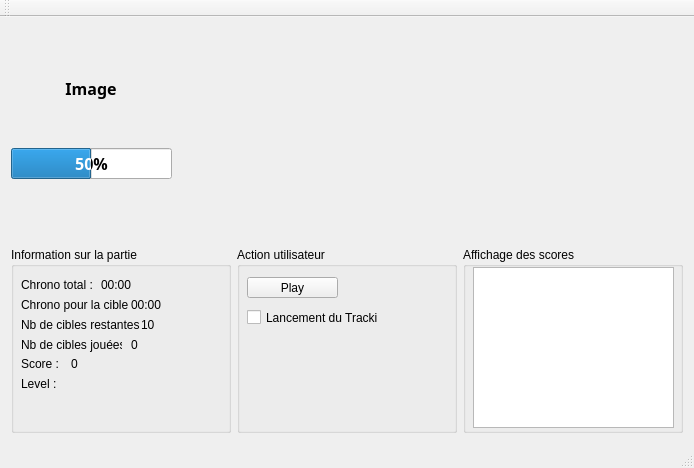
arnaudricaud/ProjetBM, file Projet_Catakoi/mainwindow.ui: the form before one commit.
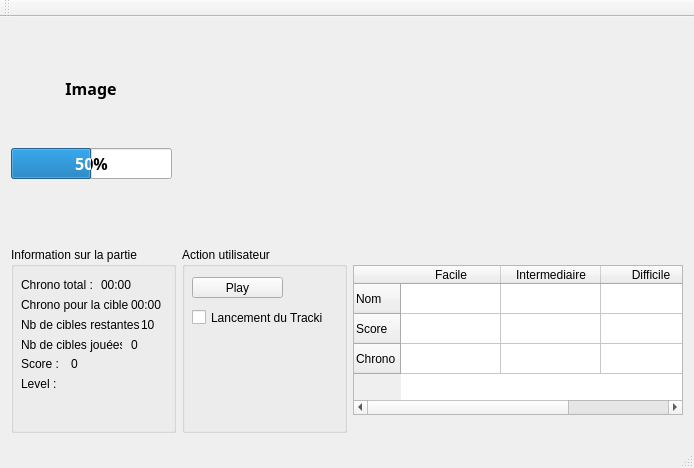
The form after the commit. Custom widgets are drawn as their Qt base class.

Commit message: Sauvegarde HighScore

Diff of the .ui file:
```diff
--- a/Projet_Catakoi/mainwindow.ui
+++ b/Projet_Catakoi/mainwindow.ui
@@ -22,7 +22,7 @@
      <enum>QLayout::SetMaximumSize</enum>
     </property>
     <item row="1" column="0">
-     <layout class="QHBoxLayout" name="horizontalLayout_2" stretch="0,0,0">
+     <layout class="QHBoxLayout" name="horizontalLayout_2" stretch="1,1,2">
       <property name="spacing">
        <number>6</number>
       </property>
@@ -35,7 +35,7 @@
       <item>
        <layout class="QGridLayout" name="gridLayout">
         <item row="0" column="0">
-         <layout class="QHBoxLayout" name="horizontalLayout_3">
+         <layout class="QHBoxLayout" name="horizontalLayout_3" stretch="0">
           <item>
            <widget class="QGroupBox" name="groupBox">
             <property name="minimumSize">
@@ -252,20 +252,46 @@
        </widget>
       </item>
       <item>
-       <widget class="QGroupBox" name="groupBox_3">
-        <property name="title">
-         <string>Affichage des scores</string>
+       <widget class="QTableWidget" name="tableWidget">
+        <property name="maximumSize">
+         <size>
+          <width>16777215</width>
+          <height>150</height>
+         </size>
         </property>
-        <widget class="QListWidget" name="listWidget">
-         <property name="geometry">
-          <rect>
-           <x>10</x>
-           <y>20</y>
-           <width>201</width>
-           <height>161</height>
-          </rect>
+        <attribute name="horizontalHeaderStretchLastSection">
+         <bool>true</bool>
+        </attribute>
+        <row>
+         <property name="text">
+          <string>Nom</string>
          </property>
-        </widget>
+        </row>
+        <row>
+         <property name="text">
+          <string>Score</string>
+         </property>
+        </row>
+        <row>
+         <property name="text">
+          <string>Chrono</string>
+         </property>
+        </row>
+        <column>
+         <property name="text">
+          <string>Facile</string>
+         </property>
+        </column>
+        <column>
+         <property name="text">
+          <string>Intermediaire</string>
+         </property>
+        </column>
+        <column>
+         <property name="text">
+          <string>Difficile</string>
+         </property>
+        </column>
        </widget>
       </item>
      </layout>
```
The commit also changes 2 other files.
